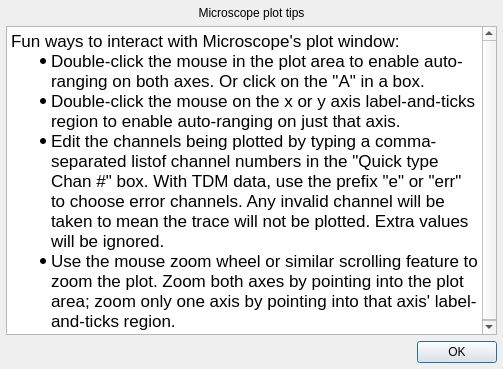
This is microscope/ui/help.ui in usnistgov/microscope as Qt 5 draws it before an edit. The edited form follows.
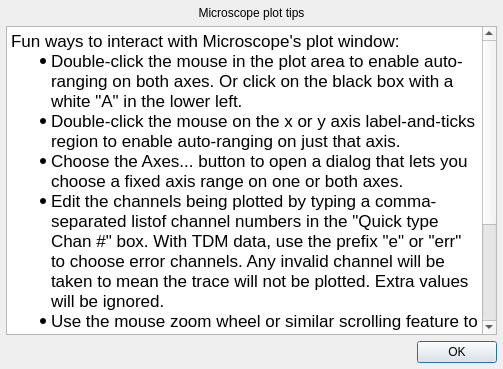
This is the edited form.

Patch:
```diff
--- a/microscope/ui/help.ui
+++ b/microscope/ui/help.ui
@@ -44,10 +44,13 @@
 p, li { white-space: pre-wrap; }
 &lt;/style&gt;&lt;/head&gt;&lt;body style=&quot; font-family:'.AppleSystemUIFont'; font-size:13pt; font-weight:400; font-style:normal;&quot;&gt;
 &lt;p style=&quot; margin-top:0px; margin-bottom:0px; margin-left:0px; margin-right:0px; -qt-block-indent:0; text-indent:0px;&quot;&gt;Fun ways to interact with Microscope's plot window:&lt;/p&gt;
-&lt;ul style=&quot;margin-top: 0px; margin-bottom: 0px; margin-left: 0px; margin-right: 0px; -qt-list-indent: 1;&quot;&gt;&lt;li style=&quot;&quot; style=&quot; margin-top:0px; margin-bottom:0px; margin-left:0px; margin-right:0px; -qt-block-indent:0; text-indent:0px;&quot;&gt;Double-click the mouse in the plot area to enable auto-ranging on both axes. Or click on the &amp;quot;A&amp;quot; in a box.&lt;/li&gt;
+&lt;ul style=&quot;margin-top: 0px; margin-bottom: 0px; margin-left: 0px; margin-right: 0px; -qt-list-indent: 1;&quot;&gt;&lt;li style=&quot;&quot; style=&quot; margin-top:0px; margin-bottom:0px; margin-left:0px; margin-right:0px; -qt-block-indent:0; text-indent:0px;&quot;&gt;Double-click the mouse in the plot area to enable auto-ranging on both axes. Or click on the black box with a white &amp;quot;A&amp;quot; in the lower left.&lt;/li&gt;
 &lt;li style=&quot;&quot; style=&quot; margin-top:0px; margin-bottom:0px; margin-left:0px; margin-right:0px; -qt-block-indent:0; text-indent:0px;&quot;&gt;Double-click the mouse on the x or y axis label-and-ticks region to enable auto-ranging on just that axis.&lt;/li&gt;
+&lt;li style=&quot;&quot; style=&quot; margin-top:0px; margin-bottom:0px; margin-left:0px; margin-right:0px; -qt-block-indent:0; text-indent:0px;&quot;&gt;Choose the Axes... button to open a dialog that lets you choose a fixed axis range on one or both axes.&lt;/li&gt;
 &lt;li style=&quot;&quot; style=&quot; margin-top:0px; margin-bottom:0px; margin-left:0px; margin-right:0px; -qt-block-indent:0; text-indent:0px;&quot;&gt;Edit the channels being plotted by typing a comma-separated listof channel numbers in the &amp;quot;Quick type Chan #&amp;quot; box. With TDM data, use the prefix &amp;quot;e&amp;quot; or &amp;quot;err&amp;quot; to choose error channels. Any invalid channel will be taken to mean the trace will not be plotted. Extra values will be ignored.&lt;/li&gt;
-&lt;li style=&quot;&quot; style=&quot; margin-top:0px; margin-bottom:0px; margin-left:0px; margin-right:0px; -qt-block-indent:0; text-indent:0px;&quot;&gt;Use the mouse zoom wheel or similar scrolling feature to zoom the plot. Zoom both axes by pointing into the plot area; zoom only one axis by pointing into that axis' label-and-ticks region.&lt;/li&gt;&lt;/ul&gt;&lt;/body&gt;&lt;/html&gt;</string>
+&lt;li style=&quot;&quot; style=&quot; margin-top:0px; margin-bottom:0px; margin-left:0px; margin-right:0px; -qt-block-indent:0; text-indent:0px;&quot;&gt;Use the mouse zoom wheel or similar scrolling feature to zoom the plot. Zoom both axes by pointing into the plot area; zoom only one axis by pointing into that axis' label-and-ticks region.&lt;/li&gt;
+&lt;li style=&quot;&quot; style=&quot; margin-top:0px; margin-bottom:0px; margin-left:0px; margin-right:0px; -qt-block-indent:0; text-indent:0px;&quot;&gt;The status bar prints the current location of the mouse, in raw or physical units (whichever is being plotted).&lt;/li&gt;
+&lt;li style=&quot;&quot; style=&quot; margin-top:0px; margin-bottom:0px; margin-left:0px; margin-right:0px; -qt-block-indent:0; text-indent:0px;&quot;&gt;Click TWO places on the plot to add a Delta-x, Delta-y message to the status bar. Click a third time to make it disappear.&lt;/li&gt;&lt;/ul&gt;&lt;/body&gt;&lt;/html&gt;</string>
      </property>
     </widget>
    </item>
```
